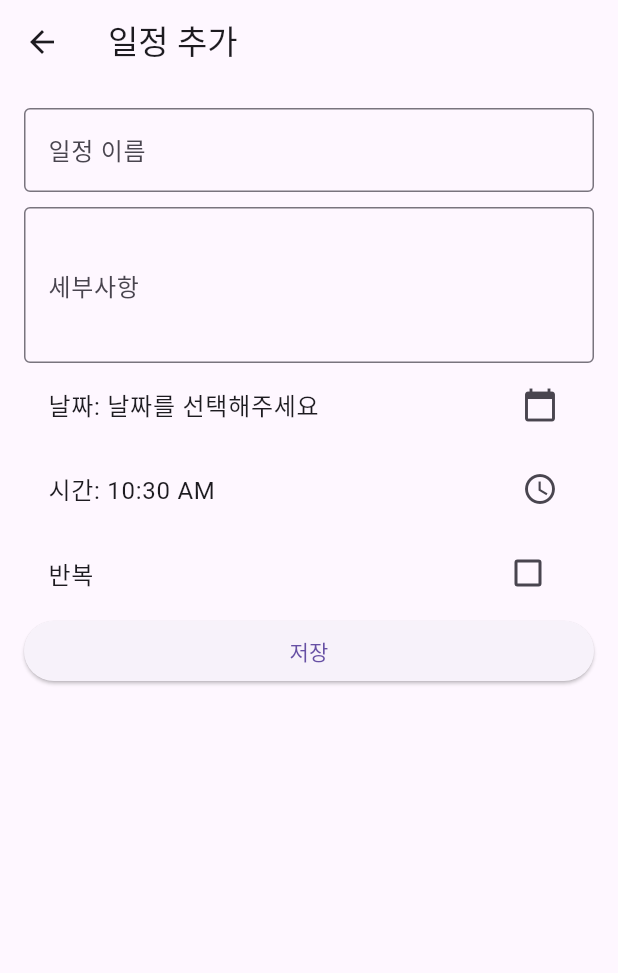
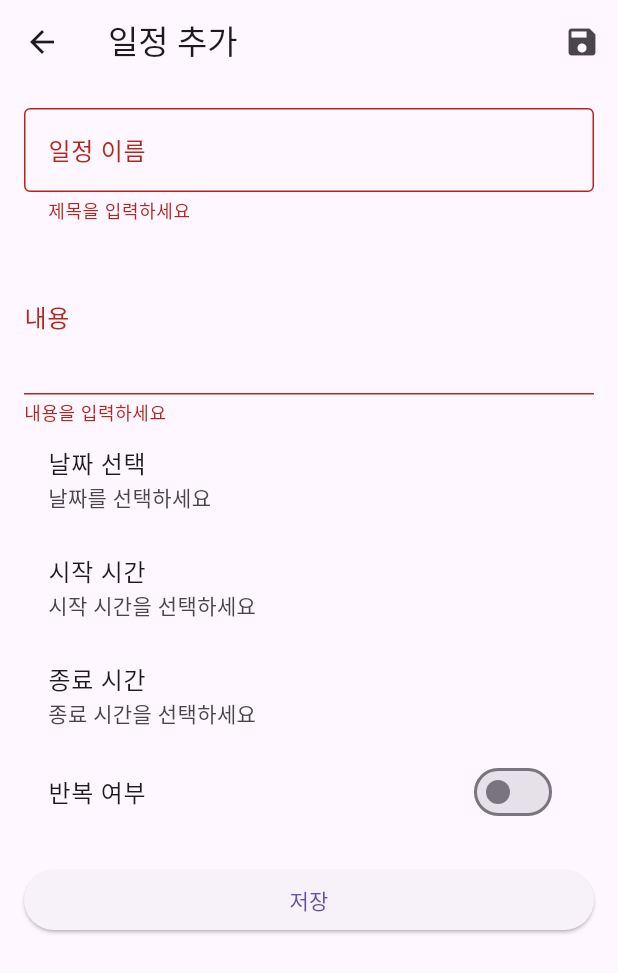
Before and after one commit to HBNU-SWUNIV/come-capstone24-no_late, a Flutter app: the AddEventScreen screen opened directly, after a tap on "저장", on a phone screen of 412 x 824 dp. Shown: the top 973 px of the screen. Run offline on Flutter 3.47's test engine with Material 3 defaults, Android fonts, the phone set to English and light mode, and no system bars; our stand-ins replace cloud_firestore, firebase_core, table_calendar; missing offline and left inert: dart_openai; accounts and stored records are empty.

```diff
--- a/003 Code/hanbat_capstone/lib/model/event_model.dart
+++ b/003 Code/hanbat_capstone/lib/model/event_model.dart
@@ -1,31 +1,28 @@
-/**
- * 이벤트 모델
- */
 class EventModel {
   final String eventId;         // 이벤트 ID
   final String categoryId;      // 카테고리 ID
   final String userId;          // 사용자 ID
-  final DateTime eventDate;     // 이벤트 날짜
-  final DateTime eventSttTime;  // 이벤트 시작시간
-  final DateTime eventEndTime;  // 이벤트 종료시간
+  final DateTime? eventDate;     // 이벤트 날짜
+  final DateTime? eventSttTime;  // 이벤트 시작시간
+  final DateTime? eventEndTime;  // 이벤트 종료시간
   final String eventTitle;      // 이벤트 제목
-  final String eventContent;    // 이벤트 내용
+  final String? eventContent;    // 이벤트 내용
   final String allDayYn;        // 종일 여부
   final String completeYn;      // 완료 여부
-  final bool isRecurring;       // 중복 여부
+  final bool? isRecurring;       // 중복 여부
 
   EventModel({
     required this.eventId,
     required this.categoryId,
     required this.userId,
-    required this.eventDate,
-    required this.eventSttTime,
-    required this.eventEndTime,
+    this.eventDate,
+    this.eventSttTime,
+    this.eventEndTime,
     required this.eventTitle,
-    required this.eventContent,
+    this.eventContent,
     required this.allDayYn,
     required this.completeYn,
-    required this.isRecurring,
+    this.isRecurring,
   });
 
   Map<String, dynamic> toMap() {
@@ -33,9 +30,9 @@ class EventModel {
       'eventId': eventId,
       'categoryId': categoryId,
       'userId': userId,
-      'eventDate': eventDate.toIso8601String(),
-      'eventSttTime': eventSttTime.toIso8601String(),
-      'eventEndTime': eventEndTime.toIso8601String(),
+      'eventDate': eventDate?.toIso8601String(),
+      'eventSttTime': eventSttTime?.toIso8601String(),
+      'eventEndTime': eventEndTime?.toIso8601String(),
       'eventTitle': eventTitle,
       'eventContent': eventContent,
       'allDayYn': allDayYn,
@@ -46,19 +43,25 @@ class EventModel {
 
   factory EventModel.fromMap(Map<String, dynamic> map) {
     return EventModel(
-      eventId: map['eventId'],
-      categoryId: map['categoryId'],
-      userId: map['userId'],
-      eventDate: DateTime.parse(map['eventDate']),
-      eventSttTime: DateTime.parse(map['eventSttTime']),
-      eventEndTime: DateTime.parse(map['eventEndTime']),
-      eventTitle: map['eventTitle'],
-      eventContent: map['eventContent'],
-      allDayYn: map['allDayYn'],
-      completeYn: map['completeYn'],
+      eventId: map['eventId'] ?? '',
+      categoryId: map['categoryId'] ?? '',
+      userId: map['userId'] ?? '',
+      eventDate:map['eventDate'] != null
+          ? DateTime.parse(map['eventDate'])
+          : null,
+      eventSttTime:  map['eventSttTime'] != null
+          ? DateTime.parse(map['eventSttTime'])
+          : null,
+      eventEndTime: map['eventEndTime'] != null
+          ? DateTime.parse(map['eventEndTime'])
+          : null,
+      eventTitle: map['eventTitle'] ?? '',
+      eventContent: map['eventContent'] ?? '',
+      allDayYn: map['allDayYn'] ?? '',
+      completeYn: map['completeYn'] ?? '',
       isRecurring: map['isRecurring'],
+    );
 
-    );
   }
   bool isSameDay(DateTime date1, DateTime date2) {
     return date1.year == date2.year && date1.month == date2.month && date1.day == date2.day;
--- a/003 Code/hanbat_capstone/lib/screen/add_event_screen.dart
+++ b/003 Code/hanbat_capstone/lib/screen/add_event_screen.dart
@@ -1,6 +1,6 @@
+import 'package:flutter/material.dart';
 import 'package:cloud_firestore/cloud_firestore.dart';
-import 'package:flutter/cupertino.dart';
-import 'package:flutter/material.dart';
+import 'package:intl/intl.dart';
 import '../model/event_model.dart';
 import 'root_screen.dart';
 
@@ -8,69 +8,110 @@ class AddEventScreen extends StatefulWidget {
   final DateTime? selectedDate;
   final EventModel? event;
 
+  AddEventScreen({this.selectedDate, this.event});
 
-  AddEventScreen({this.selectedDate, this.event});
   @override
   _AddEventScreenState createState() => _AddEventScreenState();
 }
 
 class _AddEventScreenState extends State<AddEventScreen> {
-  late DateTime? selectedDate;
-  late TimeOfDay selectedTime;
+  final _formKey = GlobalKey<FormState>();
   late TextEditingController _titleController;
-  late TextEditingController _descriptionController;
-  late bool isRecurring;
-
-
+  late TextEditingController _contentController;
+  DateTime? _selectedDate;
+  DateTime? _startTime;
+  DateTime? _endTime;
+  bool _isRecurring = false;
 
   @override
   void initState() {
     super.initState();
-    selectedDate = widget.selectedDate;
-    selectedTime = TimeOfDay.fromDateTime(widget.event?.eventSttTime ?? DateTime.now());
-    _titleController = TextEditingController(text: widget.event?.eventTitle ?? '');
-    _descriptionController =
-        TextEditingController(text: widget.event?.eventContent ?? '');
-    isRecurring = widget.event?.isRecurring ?? false;
-
-
-
+    _titleController = TextEditingController(text: widget.event?.eventTitle);
+    _contentController = TextEditingController(text: widget.event?.eventContent);
+    _selectedDate = widget.selectedDate ?? widget.event?.eventDate;
+    _startTime = widget.event?.eventSttTime;
+    _endTime = widget.event?.eventEndTime;
+    _isRecurring = widget.event?.isRecurring ?? false;
   }
 
   Future<void> _selectDate(BuildContext context) async {
-    final DateTime? picked = await showDatePicker(
+    final selectedDate = await showDatePicker(
       context: context,
-      initialDate: selectedDate ?? DateTime.now(),
+      initialDate: _selectedDate ?? DateTime.now(),
       firstDate: DateTime(2000),
       lastDate: DateTime(2100),
     );
-    if (picked != null && picked != selectedDate) {
+    if (selectedDate != null) {
       setState(() {
-        selectedDate = picked;
+        _selectedDate = selectedDate;
       });
     }
   }
 
-  Future<void> _selectTime(BuildContext context) async {
-    final TimeOfDay? picked = await showTimePicker(
+  Future<void> _selectTime(BuildContext context, bool isStartTime) async {
+    final selectedTime = await showTimePicker(
       context: context,
-      initialTime: selectedTime,
+      initialTime: TimeOfDay.fromDateTime(isStartTime ? _startTime ?? DateTime.now() : _endTime ?? DateTime.now()),
     );
-    if (picked != null && picked != selectedTime) {
+    if (selectedTime != null) {
       setState(() {
-        selectedTime = picked;
+        final date = _selectedDate ?? DateTime.now();
+        if (isStartTime) {
+          _startTime = DateTime(date.year, date.month, date.day, selectedTime.hour, selectedTime.minute);
+        } else {
+          _endTime = DateTime(date.year, date.month, date.day, selectedTime.hour, selectedTime.minute);
+        }
       });
     }
   }
 
+  Future<void> _saveEvent() async {
+    if (_formKey.currentState?.validate() ?? false) {
+      final newEvent = EventModel(
+        eventTitle: _titleController.text,
+        eventDate: _selectedDate,
+        eventContent: _contentController.text,
+        eventId: widget.event?.eventId ?? '',
+        categoryId: '',
+        userId: '',
+        eventSttTime: _startTime,
+        eventEndTime: _endTime,
+        allDayYn: 'N',
+        completeYn: 'N',
+        isRecurring: _isRecurring,
+      );
+
+      if (widget.event != null) {
+        // Edit existing event
+        await FirebaseFirestore.instance
+            .collection('events')
+            .doc(widget.event!.eventId)
+            .update(newEvent.toMap());
+      } else {
+        // Add new event
+        final eventRef = await FirebaseFirestore.instance.collection('events').add(newEvent.toMap());
+        final eventId = eventRef.id;
+        await eventRef.update({'eventId': eventId});
+      }
+
+      Navigator.pop(context, newEvent);
+    }
+  }
 
   @override
   Widget build(BuildContext context) {
     return Scaffold(
       appBar: AppBar(
         title: Text(widget.event == null ? '일정 추가' : '일정 수정'),
+        actions: [
+          IconButton(
+            icon: Icon(Icons.save),
+            onPressed: _saveEvent,
+          ),
+        ],
       ),
       body: Form(
+        key: _formKey,
         child: ListView(
           padding: EdgeInsets.all(16.0),
           children: <Widget>[
@@ -79,107 +120,61 @@ class _AddEventScreenState extends State<AddEventScreen> {
               decoration: InputDecoration(
                 labelText: '일정 이름',
                 border: OutlineInputBorder(),
-
               ),
               keyboardType: TextInputType.text,
               validator: (value) {
                 if (value?.isEmpty ?? true) {
-                  return '제목을 입려하세요';
+                  return '제목을 입력하세요';
                 }
                 return null;
               },
             ),
             SizedBox(height: 10),
             TextFormField(
-              controller: _descriptionController,
-              decoration: InputDecoration(
-                labelText: '세부사항',
-                border: OutlineInputBorder(),
-              ),
-              keyboardType: TextInputType.text,
-              maxLines: 3,
+              controller: _contentController,
+              decoration: InputDecoration(labelText: '내용'),
               validator: (value) {
-                if (value?.isEmpty ?? true) {
-                  return '세부사항을 터치해주세요';
+                if (value == null || value.isEmpty) {
+                  return '내용을 입력하세요';
                 }
                 return null;
               },
+              keyboardType: TextInputType.text,
+              maxLines: 3,
             ),
-            if (selectedDate == null)
-              ListTile(
-                title: Text(
-                    "날짜: ${selectedDate?.toString().split(' ')[0] ?? '날짜를 선택해주세요'}"),
-                trailing: Icon(Icons.calendar_today),
-                onTap: () => _selectDate(context),
-              ),
             ListTile(
-              title: Text("시간: ${selectedTime.format(context)}"),
-              trailing: Icon(Icons.access_time),
-              onTap: () => _selectTime(context),
+              title: Text('날짜 선택'),
+              subtitle: Text(_selectedDate != null
+                  ? DateFormat.yMd().format(_selectedDate!)
+                  : '날짜를 선택하세요'),
+              onTap: () => _selectDate(context),
             ),
-            CheckboxListTile(
-              title: Text('반복'),
-              value: isRecurring,
-              onChanged: (bool? value) {
-                if (value != null) {
-                  setState(() {
-                    isRecurring = value;
-                  });
-                }
+            ListTile(
+              title: Text('시작 시간'),
+              subtitle: Text(_startTime != null
+                  ? DateFormat.Hm().format(_startTime!)
+                  : '시작 시간을 선택하세요'),
+              onTap: () => _selectTime(context, true),
+            ),
+            ListTile(
+              title: Text('종료 시간'),
+              subtitle: Text(_endTime != null
+                  ? DateFormat.Hm().format(_endTime!)
+                  : '종료 시간을 선택하세요'),
+              onTap: () => _selectTime(context, false),
+            ),
+            SwitchListTile(
+              title: Text('반복 여부'),
+              value: _isRecurring,
+              onChanged: (value) {
+                setState(() {
+                  _isRecurring = value;
+                });
               },
             ),
+            SizedBox(height: 20),
             ElevatedButton(
-              onPressed: () async {
-                if (selectedDate != null) {
-                  final updatedEvent = EventModel(
-                    eventId: widget.event?.eventId ?? '',
-                    categoryId: widget.event?.categoryId ?? '',
-                    userId: widget.event?.userId ?? '',
-                    eventDate:  selectedDate!,
-                    eventSttTime: DateTime(
-                      selectedDate!.year,
-                      selectedDate!.month,
-                      selectedDate!.day,
-                      selectedTime.hour,
-                      selectedTime.minute,
-                    ),
-                    eventEndTime: DateTime(
-                      selectedDate!.year,
-                      selectedDate!.month,
-                      selectedDate!.day,
-                      selectedTime.hour,
-                      selectedTime.minute,
-                    ),
-                    eventTitle: _titleController.text,
-                    eventContent: _descriptionController.text,
-                    allDayYn: 'N',
-                    completeYn: 'N',
-                    isRecurring: isRecurring,
-                  );
-
-                  if (widget.event != null) {
-                    // 기존 이벤트 업데이트
-                    await FirebaseFirestore.instance
-                        .collection('events')
-                        .doc(widget.event!.eventId)
-                        .update(updatedEvent.toMap());
-                  } else {
-                  final eventRef = await FirebaseFirestore.instance
-                      .collection('events')
-                      .add(updatedEvent.toMap());
-                  final eventId = eventRef.id;
-                  await eventRef.update({'eventId': eventId});
-                  }
-
-                  Navigator.push(
-                    context,
-                    MaterialPageRoute(builder: (context) => RootScreen()),
-                  );
-                }
-
-
-              },
-
+              onPressed: _saveEvent,
               child: Text('저장'),
             ),
           ],
--- a/003 Code/hanbat_capstone/lib/screen/day_events_screen.dart
+++ b/003 Code/hanbat_capstone/lib/screen/day_events_screen.dart
@@ -66,7 +66,7 @@ class _DayEventsScreenState extends State<DayEventsScreen> {
           final event = widget.events[index];
           return ListTile(
             title: Text(event.eventTitle),
-            subtitle: Text(DateFormat('HH:mm').format(event.eventSttTime)),
+            subtitle: Text(DateFormat('HH:mm').format(event.eventSttTime ?? DateTime.now())),
             trailing: IconButton(
               icon: Icon(Icons.delete),
               onPressed: () => _deleteEvent(event),
--- a/003 Code/hanbat_capstone/lib/screen/envet_detail_screen.dart
+++ b/003 Code/hanbat_capstone/lib/screen/envet_detail_screen.dart
@@ -40,7 +40,7 @@ class EventDetailScreen extends StatelessWidget {
           IconButton(
             icon: Icon(Icons.delete),
             onPressed: () {
-              if (event.isRecurring) {
+              if (event.isRecurring ?? false) {
                 showDialog(
                   context: context,
                   builder: (context) => AlertDialog(
@@ -94,7 +94,7 @@ class EventDetailScreen extends StatelessWidget {
             ),
             SizedBox(height: 10),
             Text(
-              '일정 시작 시간: ${DateFormat('HH:mm').format(event.eventSttTime)}',
+              '일정 시작 시간: ${DateFormat('HH:mm').format(event.eventSttTime ?? DateTime.now())}',
               style: TextStyle(fontSize: 18),
             ),
             SizedBox(height: 20),
@@ -104,7 +104,7 @@ class EventDetailScreen extends StatelessWidget {
             ),
             SizedBox(height: 10),
             Text(
-              event.eventContent,
+              event.eventContent?? 'no details avilable',
               style: TextStyle(fontSize: 18),
             ),
           ],
--- a/003 Code/hanbat_capstone/pubspec.yaml
+++ b/003 Code/hanbat_capstone/pubspec.yaml
@@ -43,7 +43,7 @@ dependencies:
   get_it: 7.6.4             # 의존성 주입 관련 플러그인
   dio: 5.3.3                # 네트워크 요청 관련 플러그인
   uuid: 4.1.0               # uuID 생성할 수 있게 하는 플러그인
-
+  dart_openai: ^5.1.0
   # 파이어베이스 관련 플러그인
   firebase_core: 2.19.0
   cloud_firestore: 4.11.0
```
Also changed, not shown: 003 Code/hanbat_capstone/lib/screen/calendar_screen.dart (+30 -20 lines), 003 Code/hanbat_capstone/lib/screen/chat_screen.dart (added, +216 -0 lines), 003 Code/hanbat_capstone/lib/screen/root_screen.dart (+11 -0 lines), 1 other file.
